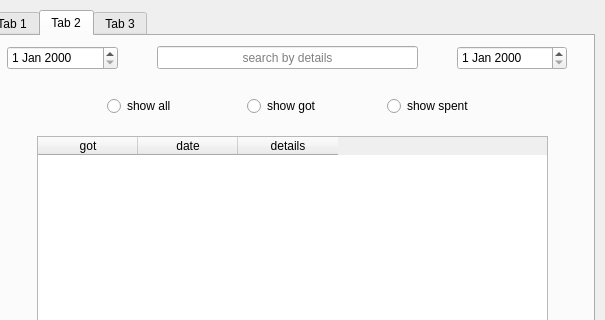
The window that ui/app.ui (AlwaysBeCalm/my_wallet) describes before a commit, drawn with Qt 5; both pictures show x 195 to 800 and y 0 to 320 of the 800 by 500 pixel window.
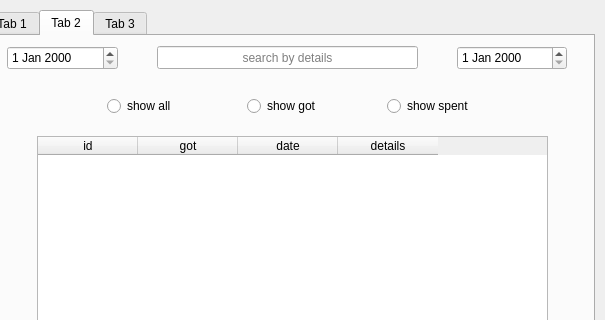
The same window after the commit. Icons and pictures are not drawn.

The edit to the form file:
```diff
--- a/ui/app.ui
+++ b/ui/app.ui
@@ -169,7 +169,7 @@
       <bool>true</bool>
      </property>
      <property name="columnCount">
-      <number>3</number>
+      <number>4</number>
      </property>
      <attribute name="horizontalHeaderCascadingSectionResizes">
       <bool>false</bool>
@@ -177,15 +177,18 @@
      <attribute name="verticalHeaderCascadingSectionResizes">
       <bool>false</bool>
      </attribute>
+     <column>
+      <property name="text">
+       <string>id</string>
+      </property>
+      <property name="textAlignment">
+       <set>AlignCenter</set>
+      </property>
+     </column>
      <column>
       <property name="text">
        <string>got</string>
       </property>
-      <property name="font">
-       <font>
-        <pointsize>9</pointsize>
-       </font>
-      </property>
       <property name="textAlignment">
        <set>AlignCenter</set>
       </property>
@@ -225,7 +228,7 @@
       <rect>
        <x>400</x>
        <y>60</y>
-       <width>100</width>
+       <width>111</width>
        <height>20</height>
       </rect>
      </property>
```
